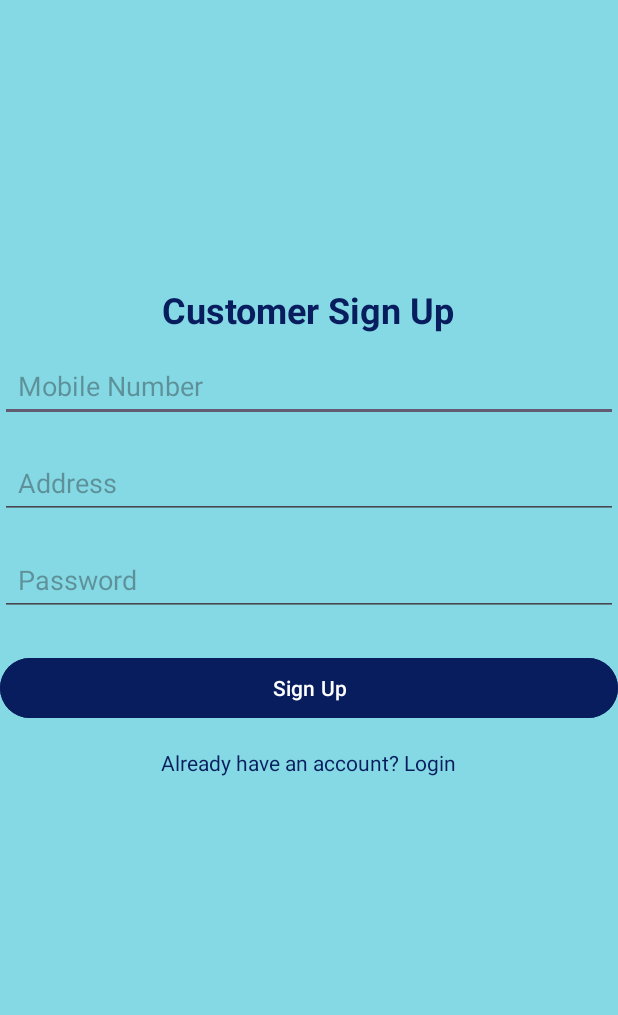
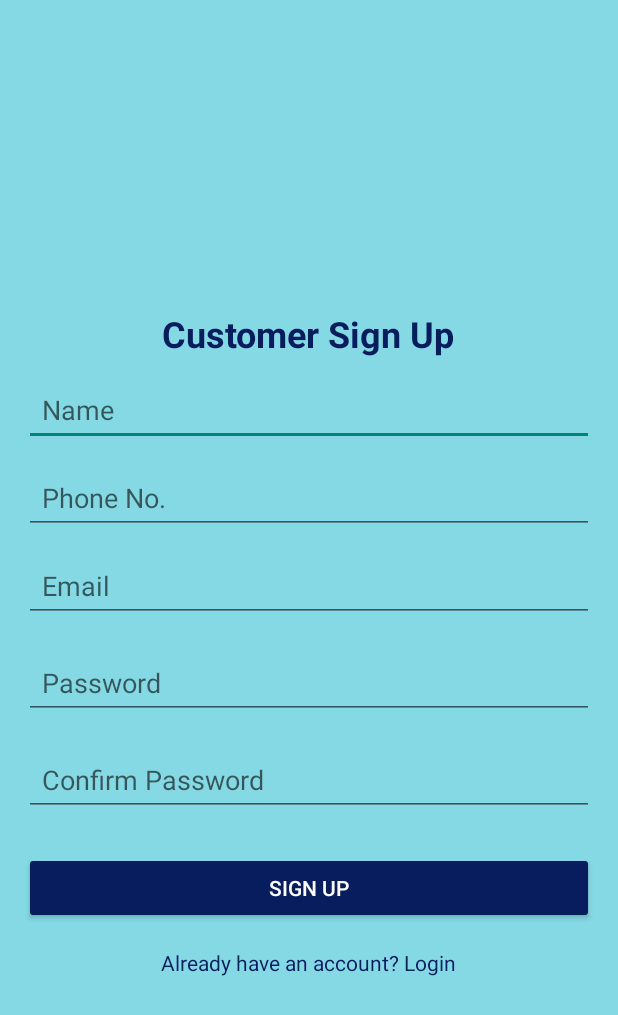
Before and after one commit to janhviwadhwa/customerconnect, an Android app: the customersignup screen opened directly, with no data from a screen before it, on a phone screen of 412 x 824 dp. Shown: the top 1015 px of the screen. Run offline under Robolectric (Android 15) with nearby library versions, the phone set to English and light mode, and no system bars; our stand-ins replace Firebase (no records; nobody signed in at launch, a user with empty details on screens opened directly).

Commit message:
customer login signup done

```diff
--- a/app/src/main/java/com/abc/customerconnect/customersignup.kt
+++ b/app/src/main/java/com/abc/customerconnect/customersignup.kt
@@ -1,20 +1,76 @@
 package com.abc.customerconnect
 
+import android.annotation.SuppressLint
+import android.content.Intent
 import android.os.Bundle
+import android.widget.Button
+import android.widget.EditText
+import android.widget.TextView
+import android.widget.Toast
 import androidx.activity.enableEdgeToEdge
 import androidx.appcompat.app.AppCompatActivity
-import androidx.core.view.ViewCompat
-import androidx.core.view.WindowInsetsCompat
+import com.google.firebase.auth.FirebaseAuth
+import com.google.firebase.database.DatabaseReference
+import com.google.firebase.database.FirebaseDatabase
 
 class customersignup : AppCompatActivity() {
+    private lateinit var loginbtn: TextView
+    private lateinit var Name: EditText
+    private lateinit var Email: EditText
+    private lateinit var Phonenumber: EditText
+    private lateinit var Confirmpassword: EditText
+    private lateinit var Password: EditText
+    private lateinit var btnSignUp: Button
+    private lateinit var mAuth: FirebaseAuth
+    private lateinit var mDbRef: DatabaseReference
+
+    @SuppressLint("MissingInflatedId")
     override fun onCreate(savedInstanceState: Bundle?) {
         super.onCreate(savedInstanceState)
         enableEdgeToEdge()
         setContentView(R.layout.activity_customersignup)
-        ViewCompat.setOnApplyWindowInsetsListener(findViewById(R.id.main)) { v, insets ->
-            val systemBars = insets.getInsets(WindowInsetsCompat.Type.systemBars())
-            v.setPadding(systemBars.left, systemBars.top, systemBars.right, systemBars.bottom)
-            insets
+        loginbtn = findViewById(R.id.logintxtbtn)
+        loginbtn.setOnClickListener {
+            startActivity(Intent(this, customerlogin::class.java))
+        }
+
+        Name = findViewById(R.id.Name)
+        Email = findViewById(R.id.Email)
+        Phonenumber = findViewById(R.id.Phonenumber)
+        Password = findViewById(R.id.Password)
+        btnSignUp = findViewById(R.id.btnSignup)
+        mAuth = FirebaseAuth.getInstance()
+
+        btnSignUp.setOnClickListener {
+            val name = Name.text.toString()
+            val email = Email.text.toString()
+            val phoneNumber = Phonenumber.text.toString()
+            val password = Password.text.toString()
+            signUp(name, email, phoneNumber, password)
         }
     }
+
+    private fun signUp(name: String, email: String, phoneNumber: String, password: String) {
+        mAuth.createUserWithEmailAndPassword(email, password).addOnCompleteListener(this) { task ->
+            if (task.isSuccessful) {
+                val userId = mAuth.currentUser?.uid!!
+                val customer = customers(name, email, phoneNumber)
+                addUserToDatabase(userId, customer)
+                val intent = Intent(this@customersignup, MainActivity::class.java)
+                startActivity(intent)
+                finish()
+            } else {
+                Toast.makeText(
+                    this@customersignup,
+                    "Sign up failed: ${task.exception?.message}",
+                    Toast.LENGTH_SHORT
+                ).show()
+            }
+        }
+    }
+
+    private fun addUserToDatabase(userId: String, customer: customers) {
+        mDbRef = FirebaseDatabase.getInstance().getReference()
+        mDbRef.child("Customers").child(userId).setValue(customer)
+    }
 }
--- a/app/src/main/res/layout/activity_customersignup.xml
+++ b/app/src/main/res/layout/activity_customersignup.xml
@@ -1,71 +1,90 @@
 <?xml version="1.0" encoding="utf-8"?>
 <LinearLayout xmlns:android="http://schemas.android.com/apk/res/android"
-    xmlns:app="http://schemas.android.com/apk/res-auto"
     xmlns:tools="http://schemas.android.com/tools"
     android:id="@+id/main"
     android:layout_width="match_parent"
     android:layout_height="match_parent"
-    tools:context=".customersignup"
+    android:background="#85D9E4"
     android:orientation="vertical"
     android:padding="16dp"
-    android:background="#85D9E4">
+    tools:context=".customersignup">
 
     <TextView
         android:id="@+id/tvSignupTitle"
         android:layout_width="wrap_content"
         android:layout_height="wrap_content"
+        android:layout_gravity="center"
+        android:layout_marginTop="190dp"
         android:text="Customer Sign Up"
         android:textColor="#071D5E"
-            android:textStyle="bold"
-            android:layout_marginTop="190dp"
         android:textSize="24sp"
-            android:layout_gravity="center"
-            android:marginBottom="24dp" />
+        android:textStyle="bold" />
 
     <EditText
-            android:id="@+id/etSignupEmail"
+        android:id="@+id/Name"
         android:layout_width="match_parent"
         android:layout_height="wrap_content"
-            android:hint="Mobile Number"
         android:layout_marginTop="10dp"
-            android:textColor="@color/black"
-            android:inputType="number"
-            android:padding="12dp" />
+        android:hint="Name"
+        android:inputType="textPersonName"
+        android:padding="12dp"
+        android:textColor="@color/black" />
 
     <EditText
-            android:id="@+id/etSignupPassword"
+        android:id="@+id/Phonenumber"
         android:layout_width="match_parent"
         android:layout_height="wrap_content"
-            android:hint="Address"
-            android:inputType="textPostalAddress"
-            android:textColor="@color/black"
+        android:layout_marginTop="10dp"
+        android:hint="Phone No."
+        android:inputType="phone"
         android:padding="12dp"
-            android:layout_marginTop="16dp" />
+        android:textColor="@color/black" />
 
     <EditText
-            android:id="@+id/etSignupConfirmPassword"
+        android:id="@+id/Email"
         android:layout_width="match_parent"
         android:layout_height="wrap_content"
+        android:layout_marginTop="10dp"
+        android:hint="Email"
+        android:inputType="textEmailAddress"
+        android:padding="12dp"
+        android:textColor="@color/black" />
+
+    <EditText
+        android:id="@+id/Password"
+        android:layout_width="match_parent"
+        android:layout_height="wrap_content"
+        android:layout_marginTop="16dp"
         android:hint="Password"
-            android:inputType="textPassword"
-            android:textColor="@color/black"
+        android:inputType="textVisiblePassword"
         android:padding="12dp"
-            android:layout_marginTop="16dp" />
+        android:textColor="@color/black" />
+
+    <EditText
+        android:id="@+id/ConfirmPassword"
+        android:layout_width="match_parent"
+        android:layout_height="wrap_content"
+        android:layout_marginTop="16dp"
+        android:hint="Confirm Password"
+        android:inputType="textVisiblePassword"
+        android:padding="12dp"
+        android:textColor="@color/black" />
 
     <Button
         android:id="@+id/btnSignup"
         android:layout_width="match_parent"
         android:layout_height="wrap_content"
+        android:layout_marginTop="24dp"
+        android:backgroundTint="#071D5E"
         android:text="Sign Up"
-            android:backgroundTint="#071D5E"
-            android:layout_marginTop="24dp" />
+        android:textColor="@color/white" />
 
     <TextView
-            android:id="@+id/tvLoginLink"
+        android:id="@+id/logintxtbtn"
         android:layout_width="wrap_content"
         android:layout_height="wrap_content"
+        android:layout_gravity="center"
+        android:layout_marginTop="16dp"
         android:text="Already have an account? Login"
-            android:textColor="#071D5E"
-            android:layout_gravity="center"
-            android:layout_marginTop="16dp" />
+        android:textColor="#071D5E" />
 </LinearLayout>
--- a/app/src/main/res/layout/activity_ownerlogin.xml
+++ b/app/src/main/res/layout/activity_ownerlogin.xml
@@ -21,7 +21,7 @@
         android:layout_marginTop="190dp"
         android:textColor="#041442"
         android:layout_gravity="center"
-        android:marginBottom="24dp" />
+         />
 
     <EditText
         android:id="@+id/etLoginEmail"
@@ -52,7 +52,7 @@
         android:layout_marginTop="24dp" />
 
     <TextView
-        android:id="@+id/tvSignupLink"
+        android:id="@+id/signuptxtbtn"
         android:layout_width="wrap_content"
         android:layout_height="wrap_content"
         android:text="Don't have an account? Sign up"
--- a/app/src/main/res/layout/activity_ownersignup.xml
+++ b/app/src/main/res/layout/activity_ownersignup.xml
@@ -20,7 +20,7 @@
             android:layout_marginTop="190dp"
             android:textSize="24sp"
             android:layout_gravity="center"
-            android:marginBottom="24dp" />
+          />
 
         <EditText
             android:id="@+id/etSignupEmail"
@@ -61,7 +61,7 @@
             android:layout_marginTop="24dp" />
 
         <TextView
-            android:id="@+id/tvLoginLink"
+            android:id="@+id/logintxtbtn"
             android:layout_width="wrap_content"
             android:layout_height="wrap_content"
             android:text="Already have an account? Login"
--- a/build.gradle.kts
+++ b/build.gradle.kts
@@ -1,5 +1,6 @@
 // Top-level build file where you can add configuration options common to all sub-projects/modules.
 plugins {
     alias(libs.plugins.androidApplication) apply false
+    id("com.google.gms.google-services") version "4.4.1" apply false
     alias(libs.plugins.jetbrainsKotlinAndroid) apply false
 }
```
Also changed, not shown: app/build.gradle.kts (+9 -3 lines), app/src/main/AndroidManifest.xml (+18 -5 lines), app/src/main/java/com/abc/customerconnect/MainActivity.kt (+15 -6 lines), app/src/main/java/com/abc/customerconnect/customerlogin.kt (added, +60 -0 lines), app/src/main/java/com/abc/customerconnect/customerloginsignup.kt (deleted, +0 -20 lines), app/src/main/java/com/abc/customerconnect/customers.kt (added, +7 -0 lines), app/src/main/java/com/abc/customerconnect/ownerlogin.kt (+9 -6 lines), app/src/main/java/com/abc/customerconnect/ownersignup.kt (+9 -6 lines), app/src/main/java/com/abc/customerconnect/userr.java (added, +24 -0 lines), app/src/main/res/layout/activity_customerlogin.xml (renamed from app/src/main/res/layout/activity_customerloginsignup.xml, +4 -4 lines), app/src/main/res/layout/activity_main.xml (+14 -21 lines), app/src/main/res/layout/activity_userr.xml (added, +22 -0 lines), gradle/libs.versions.toml (+8 -0 lines), gradle.properties (line endings or trailing spaces), 1 other file. Lines whose indentation alone changed are shown as unchanged.
